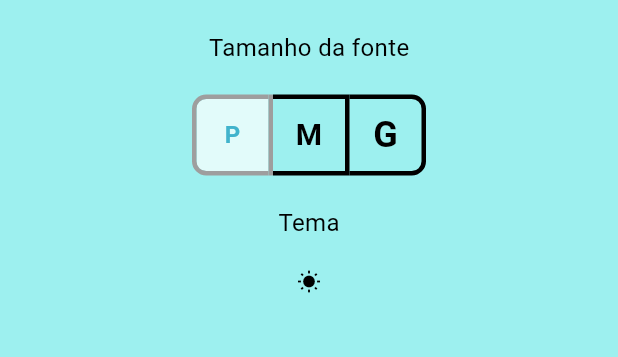
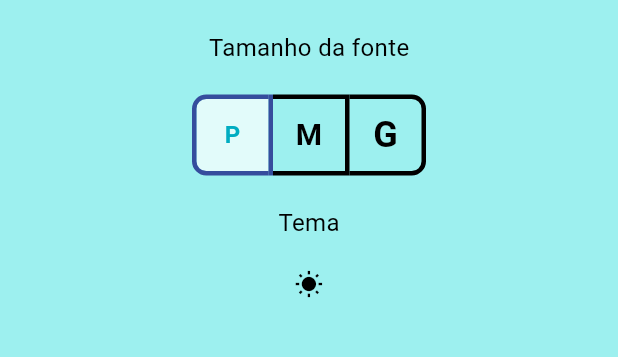
Before and after one commit to karen-matsunaga/DictionaryApp, a Flutter app: the MenuConfigurationPage screen opened by its route, on a phone screen of 412 x 824 dp, the part 84-441 px from its top. Run offline on Flutter 3.47's test engine with Material 3 defaults, Android fonts, the phone set to English and light mode, and no system bars; our stand-ins replace shared_preferences, sqflite; accounts and stored records are empty.

Commit message:
2024-07-20 App theme completed

```diff
--- a/lib/controllers/dark_theme.dart
+++ b/lib/controllers/dark_theme.dart
@@ -2,7 +2,45 @@ import 'package:dictionary/utils/constants.dart';
 import 'package:flutter/material.dart';
 
 ThemeData darkTheme = ThemeData(
+  // BRIGHTNESS
   brightness: Brightness.dark,
+
+  // ICON
+  iconTheme: IconThemeData(color: darkIcon),
+
+  // APPBAR
+  appBarTheme: AppBarTheme(
+    backgroundColor: blackCardColor,
+  ),
+
+  // DRAWER
+  drawerTheme: DrawerThemeData(
+    backgroundColor: blackDrawer,
+  ),
+
+  // TOGGLE BUTTONS
+  toggleButtonsTheme: ToggleButtonsThemeData(
+    borderColor: darkBorder,
+    color: darkText,
+    selectedBorderColor: darkBorderSelected,
+    selectedColor: darkColorSelected,
+    fillColor: darkFillColor,
+  ),
+
+  // LIST TILE
+  listTileTheme: ListTileThemeData(
+    iconColor: darkIcon,
+  ),
+
+  // SCAFFOLD
+  scaffoldBackgroundColor: blackScaffoldApp,
+
+  // INPUT DECORATION
+  inputDecorationTheme: InputDecorationTheme(fillColor: darkSearch),
+
+  // SELEÇÃO DE TEXTO
+
+  // COLOR SCHEME
   colorScheme: ColorScheme.dark(
     // SCAFFOLD
     primary: blackBackgroundApp,
@@ -16,15 +54,11 @@ ThemeData darkTheme = ThemeData(
     secondary: buttonLight,
     onSecondary: darkText,
 
+    surface: blackIconBorder,
+    onSurface: darkText,
+
     // ERROS
     error: blackBackgroundApp,
     onError: blackErrorColor,
   ),
-  iconTheme: IconThemeData(color: darkIcon),
-  appBarTheme: AppBarTheme(
-    backgroundColor: blackCardColor,
-  ),
-  drawerTheme: DrawerThemeData(
-    backgroundColor: blackCardColor,
-  ),
 );
--- a/lib/controllers/light_theme.dart
+++ b/lib/controllers/light_theme.dart
@@ -8,6 +8,11 @@ ThemeData lightTheme = ThemeData(
   // ICONES
   iconTheme: IconThemeData(color: lightIcon),
 
+  // LIST TILE
+  listTileTheme: ListTileThemeData(
+    iconColor: lightIcon,
+  ),
+
   // APPBAR
   appBarTheme: AppBarTheme(
     backgroundColor: backgroundAppBarLight,
@@ -15,7 +20,7 @@ ThemeData lightTheme = ThemeData(
 
   // DRAWER
   drawerTheme: DrawerThemeData(
-    backgroundColor: drawer,
+    backgroundColor: lightDrawer,
   ),
 
   // SCAFFOLD
@@ -24,7 +29,17 @@ ThemeData lightTheme = ThemeData(
   // INPUT DECORATION
   inputDecorationTheme: InputDecorationTheme(fillColor: backgroundAppBarSearch),
 
+  // SELEÇÃO DO TEXTO
   textSelectionTheme: TextSelectionThemeData(cursorColor: lightText),
+
+  // TOGGLE BUTTONS
+  toggleButtonsTheme: ToggleButtonsThemeData(
+    borderColor: lightBorder,
+    color: lightText,
+    selectedBorderColor: lightBorderSelected,
+    selectedColor: lightColorSelected,
+    fillColor: lightFillColor,
+  ),
 
   // COLOR SCHEME
   colorScheme: ColorScheme.light(
@@ -44,6 +59,9 @@ ThemeData lightTheme = ThemeData(
     tertiary: appLogo,
     onTertiary: lightText,
 
+    surface: lightIconBorder,
+    onSurface: lightText,
+
     // ERROS
     error: lightBackgroundApp,
     onError: blackErrorColor,
--- a/lib/views/home/custom_fav_widget.dart
+++ b/lib/views/home/custom_fav_widget.dart
@@ -1,4 +1,5 @@
 import 'package:dictionary/controllers/fontsize_provider.dart';
+import 'package:dictionary/utils/constants.dart';
 import 'package:provider/provider.dart' as provider;
 import 'package:flutter/material.dart';
 
@@ -20,7 +21,7 @@ class FavoriteIcon extends StatelessWidget {
         decoration: BoxDecoration(
           shape: BoxShape.rectangle,
           borderRadius: BorderRadius.circular(8),
-          color: Theme.of(context).colorScheme.secondary,
+          color: Theme.of(context).colorScheme.surface,
           boxShadow: const [
             BoxShadow(
               color: Colors.grey,
@@ -31,7 +32,7 @@ class FavoriteIcon extends StatelessWidget {
         ),
         // TAMANHO DO ICONE
         child: Icon(Icons.favorite_rounded,
-            color: Theme.of(context).iconTheme.color,
+            color: favoriteIcon,
             size: provider.Provider.of<FontSizeConfig>(context).fontSize),
       ),
     );
--- a/lib/views/home/custom_icon_widget.dart
+++ b/lib/views/home/custom_icon_widget.dart
@@ -21,6 +21,7 @@ class IconDrawer extends StatelessWidget {
       leading: Icon(
         icon,
         size: provider.Provider.of<FontSizeConfig>(context).fontSize,
+        color: Theme.of(context).listTileTheme.iconColor,
       ),
       title: Text(
         title,
--- a/lib/views/home/homepage_widget.dart
+++ b/lib/views/home/homepage_widget.dart
@@ -36,6 +36,7 @@ class _HomePageState extends State<HomePage> {
             padding: const EdgeInsets.all(10.0),
             // BARRA DE PESQUISA DESIGN
             child: TextField(
+              cursorColor: Theme.of(context).colorScheme.onPrimary,
               controller: _searchController,
               keyboardType: TextInputType.text,
               decoration: InputDecoration(
--- a/lib/views/home/menu_view.dart
+++ b/lib/views/home/menu_view.dart
@@ -16,7 +16,7 @@ class MenuPage extends StatelessWidget {
     return LayoutBuilder(
       builder: (context, constraints) {
         return Drawer(
-          backgroundColor: Theme.of(context).appBarTheme.backgroundColor,
+          backgroundColor: Theme.of(context).drawerTheme.backgroundColor,
           child:
               Consumer<UserProvider>(builder: (context, userProvider, child) {
             // OS DADOS ESTIVEREM VAZIOS
--- a/lib/views/login/splash_screen_widget.dart
+++ b/lib/views/login/splash_screen_widget.dart
@@ -59,7 +59,9 @@ class _SplashScreenPageState extends State<SplashScreenPage> {
               espacoComponentes,
 
               // CARREGAMENTO DO APLICATIVO
-              CircularProgressIndicator(color: Colors.white),
+              CircularProgressIndicator(
+                color: Theme.of(context).iconTheme.color,
+              )
             ],
           ),
         ),
--- a/lib/views/profile/config_update_widget.dart
+++ b/lib/views/profile/config_update_widget.dart
@@ -57,20 +57,17 @@ class _ConfigurationPageState extends State<ConfigurationPage> {
                 borderRadius: BorderRadius.circular(8),
 
                 // OPÇÃO NÃO SELECIONADA
-                borderColor: Theme.of(context).brightness == Brightness.dark
-                    ? Colors.white
-                    : Colors.black,
-                color: Theme.of(context).brightness == Brightness.dark
-                    ? Colors.white
-                    : Colors.black,
+                borderColor: Theme.of(context).toggleButtonsTheme.borderColor,
+                color: Theme.of(context).toggleButtonsTheme.color,
 
                 // OPÇÃO SELECIONADA
-                selectedColor: backgroundAppBar,
+                selectedColor:
+                    Theme.of(context).toggleButtonsTheme.selectedColor,
                 selectedBorderColor:
-                    Theme.of(context).brightness == Brightness.dark
-                        ? backgroundAppBar
-                        : Colors.grey,
-                fillColor: Colors.white70,
+                    Theme.of(context).toggleButtonsTheme.selectedBorderColor,
+
+                fillColor: Theme.of(context).toggleButtonsTheme.fillColor,
+                // OPÇÕES DOS TAMANHOS DO APLICATIVO
                 isSelected: [
                   fontSizeConfig.fontSize == 16,
                   fontSizeConfig.fontSize == 20,
@@ -94,18 +91,13 @@ class _ConfigurationPageState extends State<ConfigurationPage> {
                 // OPÇÕES DE TAMANHO DA FONTE
                 children: const <Widget>[
                   // PEQUENO - TAMANHO 16
-                  Text('P',
-                      style:
-                          TextStyle(fontSize: 16, fontWeight: FontWeight.bold)),
+                  smallText,
+
                   // MÉDIO - TAMANHO 20
-                  Text('M',
-                      style:
-                          TextStyle(fontSize: 20, fontWeight: FontWeight.bold)),
+                  mediumText,
 
                   // GRANDE - TAMANHO 24
-                  Text('G',
-                      style:
-                          TextStyle(fontSize: 24, fontWeight: FontWeight.bold)),
+                  largeText,
                 ],
               ),
 
@@ -115,8 +107,7 @@ class _ConfigurationPageState extends State<ConfigurationPage> {
                 alignment: Alignment.center,
                 child: Text(
                   'Tema',
-                  style: TextStyle(
-                      fontSize: Provider.of<FontSizeConfig>(context).fontSize),
+                  style: TextStyle(fontSize: fontSizeConfig.fontSize),
                 ),
               ),
 
@@ -140,7 +131,7 @@ class _ConfigurationPageState extends State<ConfigurationPage> {
                   themeProvider.isDarkMode
                       ? Icons.nightlight_round
                       : Icons.wb_sunny,
-                  size: Provider.of<FontSizeConfig>(context).fontSize,
+                  size: fontSizeConfig.fontSize * 1.2,
                 ),
               ),
             ],
--- a/lib/views/profile/custom_user_widget.dart
+++ b/lib/views/profile/custom_user_widget.dart
@@ -19,7 +19,9 @@ class _UserDrawerState extends State<UserDrawer> {
   Widget build(BuildContext context) {
     return DrawerHeader(
       padding: const EdgeInsets.all(8),
-      decoration: const BoxDecoration(color: Color.fromARGB(245, 20, 99, 218)),
+      decoration: BoxDecoration(
+        color: Theme.of(context).drawerTheme.backgroundColor,
+      ),
       child: SizedBox(
         height: MediaQuery.of(context).size.height,
         width: MediaQuery.of(context).size.width,
--- a/lib/views/profile/fav_widget.dart
+++ b/lib/views/profile/fav_widget.dart
@@ -48,6 +48,7 @@ class _FavoritePageState extends State<FavoritePage> {
                 widget.palavras[index],
                 style: TextStyle(
                   fontSize: Provider.of<FontSizeConfig>(context).fontSize,
+                  fontWeight: FontWeight.normal,
                 ),
               ),
               trailing: IconButton(
@@ -55,8 +56,9 @@ class _FavoritePageState extends State<FavoritePage> {
                   // IMPLEMENTAR A EXCLUSÃO DO ITEM NA LISTA
                   // BANCO DE DADOS PARA A EXCLUSÃO DA PALAVRA FAVORITA
                 },
-                icon: const Icon(
+                icon: Icon(
                   Icons.delete_forever_sharp,
+                  size: Provider.of<FontSizeConfig>(context).fontSize * 1.2,
                 ),
               ),
             );
```
Also changed, not shown: lib/utils/constants.dart (+59 -29 lines), lib/views/login/custom_pass_widget.dart (+6 -2 lines), 3 other files.
